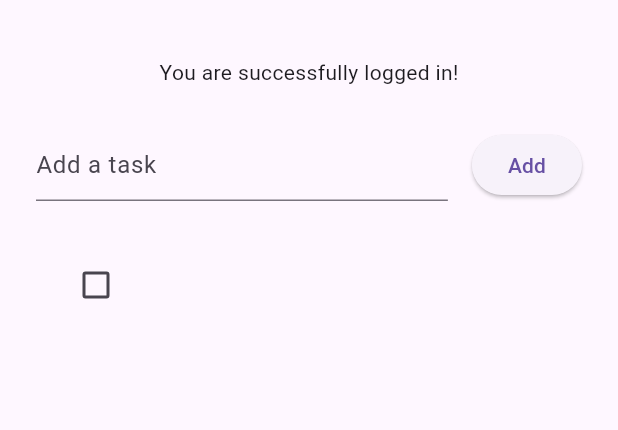
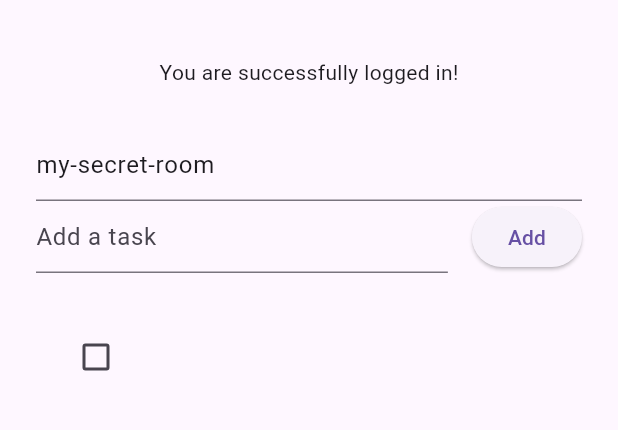
Before and after one commit to pratikg003/SyncList, a Flutter app: the screen it shows once a user with an empty profile is signed in, after a tap on "Add", on a phone screen of 412 x 824 dp, the part 63-493 px from its top. Run offline on Flutter 3.47's test engine with Material 3 defaults, Android fonts, the phone set to English and light mode, and no system bars; our stand-ins replace cloud_firestore, firebase_auth, firebase_core; accounts and stored records are empty.

Commit message:
feat: implement private rooms with sync code and composite indexes

```diff
--- a/lib/screens/home_screen.dart
+++ b/lib/screens/home_screen.dart
@@ -12,11 +12,13 @@ class HomeScreen extends StatefulWidget {
 
 class _HomeScreenState extends State<HomeScreen> {
   final TextEditingController _taskController = TextEditingController();
+  final TextEditingController _syncCodeController = TextEditingController(text: 'my-secret-room');
 
   @override
   void dispose() {
     super.dispose();
     _taskController.dispose();
+    _syncCodeController.dispose();
   }
 
   @override
@@ -39,6 +41,12 @@ class _HomeScreenState extends State<HomeScreen> {
             const Text('You are successfully logged in!'),
             const SizedBox(height: 28),
 
+            // SYNC CODE
+            TextField(
+              decoration: InputDecoration(hintText: 'Enter room code'),
+              controller: _syncCodeController,
+            ),
+
             // ADD A TASK
             Row(
               children: [
@@ -52,7 +60,8 @@ class _HomeScreenState extends State<HomeScreen> {
                 ElevatedButton(
                   onPressed: () {
                     final task = _taskController.text.trim();
-                    DatabaseService().addTask(task);
+                    final syncCode = _syncCodeController.text.trim();
+                    DatabaseService().addTask(task, syncCode);
                     _taskController.clear();
                   },
                   child: Text('Add'),
@@ -64,22 +73,31 @@ class _HomeScreenState extends State<HomeScreen> {
             //  BUILDING THE LIST
             Expanded(
               child: StreamBuilder<QuerySnapshot>(
-                stream: DatabaseService().tasksStream,
+                stream: DatabaseService().tasksStream(
+                  _syncCodeController.text.trim(),
+                ),
                 builder: (context, snapshot) {
-                  // 1. handle waiting state
+                  // 1. Handle waiting state
                   if (snapshot.connectionState == ConnectionState.waiting) {
                     return const Center(child: CircularProgressIndicator());
                   }
 
-                  // 2. Handle empty lists
+                  // 2. CATCH THE ERROR (ADD THIS BLOCK)
+                  if (snapshot.hasError) {
+                    // This prints the exact error (and the magic link!) to your IDE console
+                    print("🔥 FIREBASE ERROR: ${snapshot.error}");
+                    return const Center(
+                      child: Text('An error occurred. Check the console!'),
+                    );
+                  }
+
+                  // 3. Handle empty lists
                   if (!snapshot.hasData || snapshot.data!.docs.isEmpty) {
                     return const Center(child: Text('No tasks yet'));
                   }
 
-                  // 3. Extract the list of documents
+                  // 4. Build the list
                   final tasks = snapshot.data!.docs;
-
-                  // 4. Build the list
                   return ListView.builder(
                     itemCount: tasks.length,
                     itemBuilder: (context, index) {
--- a/lib/service/database_service.dart
+++ b/lib/service/database_service.dart
@@ -5,12 +5,13 @@ class DatabaseService {
       .collection('tasks');
 
   // 1. add a new task
-  Future<void> addTask(String title) async {
+  Future<void> addTask(String title, String syncCode) async {
     try {
       await _taskCollection.add({
         'title': title,
         'isCompleted': false,
         'timestamp': FieldValue.serverTimestamp(),
+        'syncCode': syncCode,
       });
     } catch (e) {
       print("Failed to add task: $e");
@@ -27,7 +28,10 @@ class DatabaseService {
   }
 
   // 3. The Live Stream(Data Pipe)
-  Stream<QuerySnapshot> get tasksStream {
-    return _taskCollection.orderBy('timestamp', descending: true).snapshots();
+  Stream<QuerySnapshot> tasksStream(String syncCode) {
+    return _taskCollection
+        .where('syncCode', isEqualTo: syncCode)
+        .orderBy('timestamp', descending: true)
+        .snapshots();
   }
 }
```
